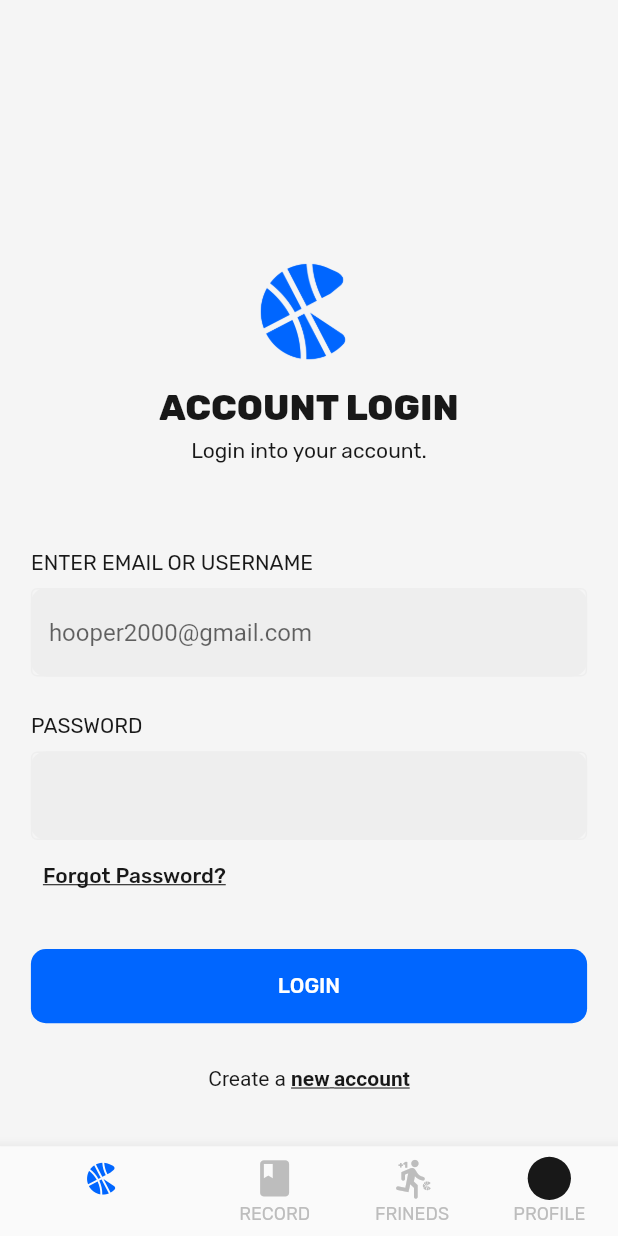
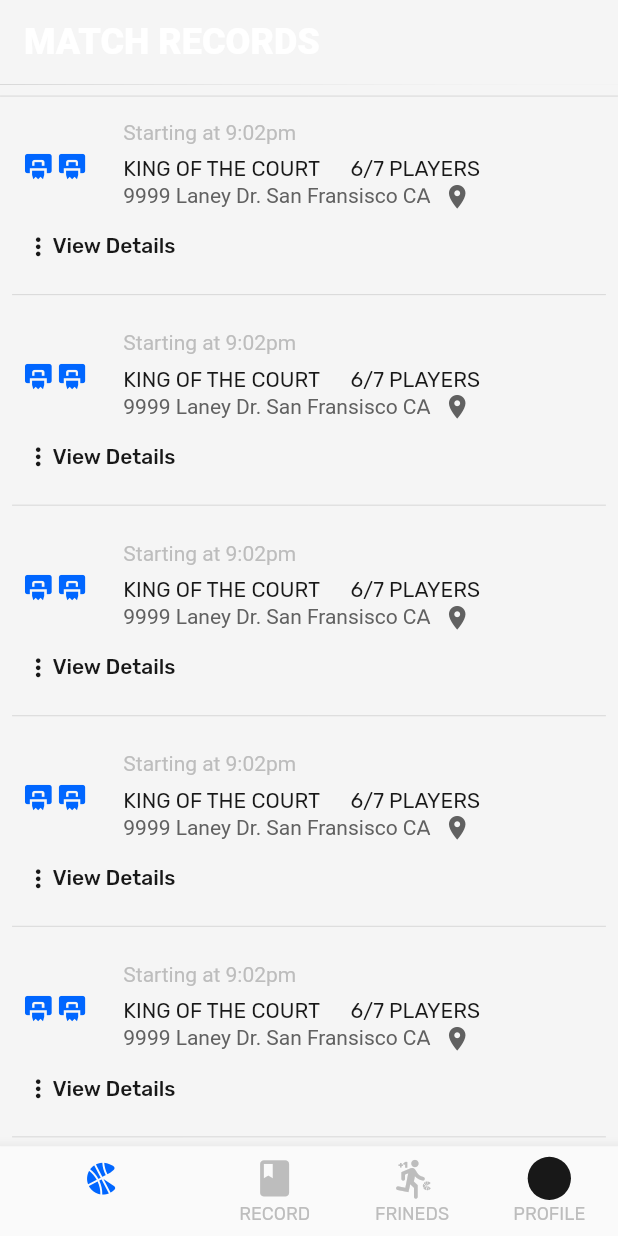
Before and after one commit to oderanwosu/HoopSeek, a Flutter app: the screen it shows after launch, item 2 of the bottom bar chosen, on a phone screen of 412 x 824 dp. Run offline on Flutter 3.47's test engine with Material 2 defaults, Android fonts, the phone set to English and light mode, and no system bars; our stand-ins replace google_fonts, google_maps_flutter; missing offline and left inert: relative_scale; Roboto replaces fonts that are missing (Poppins).

Commit message:
Created Match Record page

```diff
--- a/lib/screens/authentication/login.dart
+++ b/lib/screens/authentication/login.dart
@@ -2,7 +2,7 @@ import 'package:flutter/material.dart';
 import 'package:hoop_seek/utils/constants.dart';
 import 'package:hoop_seek/utils/size_helpers.dart';
 import 'package:hoop_seek/utils/themes.dart';
-import 'package:hoop_seek/screens/components/forms.dart';
+import 'package:hoop_seek/screens/components/forms-components.dart';
 
 class Login extends StatefulWidget {
   const Login({Key? key}) : super(key: key);
--- a/lib/screens/authentication/register.dart
+++ b/lib/screens/authentication/register.dart
@@ -2,7 +2,7 @@ import 'package:flutter/material.dart';
 import 'package:hoop_seek/utils/constants.dart';
 import 'package:hoop_seek/utils/size_helpers.dart';
 import 'package:hoop_seek/utils/themes.dart';
-import 'package:hoop_seek/screens/components/forms.dart';
+import 'package:hoop_seek/screens/components/forms-components.dart';
 
 class Register extends StatefulWidget {
   const Register({Key? key}) : super(key: key);
--- a/lib/screens/components/map.dart
+++ b/lib/screens/components/match-components.dart
@@ -30,7 +30,8 @@ class _MatchQuickViewState extends State<MatchQuickView> {
 }
 
 class MatchInfo extends StatefulWidget {
-  const MatchInfo({Key? key}) : super(key: key);
+  var active;
+  MatchInfo({bool this.active = false});
 
   @override
   _MatchInfoState createState() => _MatchInfoState();
@@ -50,6 +51,7 @@ class _MatchInfoState extends State<MatchInfo> {
                 Icon(
                   BrandIcons.gamefullcourt,
                   size: sizer.sx(0.14),
+                  color: BrandTheme.colorPrimary,
                 ),
                 SizedBox(
                   width: sizer.sx(0.04),
@@ -103,7 +105,9 @@ class _MatchInfoState extends State<MatchInfo> {
                 SizedBox(
                   width: sizer.sx(0.08),
                 ),
-                TextButton(onPressed: () {}, child: Text('+JOIN MATCH'))
+                widget.active
+                    ? TextButton(onPressed: () {}, child: Text('+JOIN MATCH'))
+                    : Container()
               ],
             ),
           ],
--- a/lib/screens/components/match_search.dart
+++ b/lib/screens/components/match_search.dart
@@ -2,8 +2,8 @@ import 'package:flutter/material.dart';
 import 'package:hoop_seek/utils/constants.dart';
 import 'package:hoop_seek/utils/size_helpers.dart';
 
-import 'forms.dart';
-import 'map.dart';
+import 'forms-components.dart';
+import 'match-components.dart';
 
 class MatchSearchWidget extends StatefulWidget {
   const MatchSearchWidget({Key? key}) : super(key: key);
--- a/lib/screens/home.dart
+++ b/lib/screens/home.dart
@@ -1,5 +1,6 @@
 import 'package:flutter/material.dart';
 import 'package:hoop_seek/screens/map.dart';
+import 'package:hoop_seek/screens/record.dart';
 import 'package:hoop_seek/utils/brand_icons_icons.dart';
 import 'package:hoop_seek/utils/size_helpers.dart';
 import 'package:hoop_seek/utils/themes.dart';
@@ -15,7 +16,7 @@ class HomeScreen extends StatefulWidget {
 
 class _HomeScreenState extends State<HomeScreen> {
   int _currentIndex = 0;
-  final List<Widget> _children = [MapScreen(), Login()];
+  final List<Widget> _children = [MapScreen(), RecordScreen()];
 
   void _onItemTapped(int index) async {
     // add the setstate callback here
--- a/lib/screens/map.dart
+++ b/lib/screens/map.dart
@@ -1,8 +1,8 @@
 import 'package:flutter/material.dart';
 import 'package:google_maps_flutter/google_maps_flutter.dart';
-import 'package:hoop_seek/screens/components/forms.dart';
+import 'package:hoop_seek/screens/components/forms-components.dart';
 import 'package:hoop_seek/utils/constants.dart';
-import 'package:hoop_seek/screens/components/map.dart';
+import 'package:hoop_seek/screens/components/match-components.dart';
 import 'package:hoop_seek/utils/size_helpers.dart';
 import 'package:hoop_seek/utils/themes.dart';
 
@@ -147,7 +147,10 @@ class _MapScreenState extends State<MapScreen> {
                                           ],
                                         )
                                       : SizedBox(),
-                                  MatchInfo(),
+                                  MatchInfo(
+                                    active: true,
+                                  ),
+                                  Divider(),
                                   SizedBox(height: sizer.sx(kPadding))
                                 ],
                               );
--- /dev/null
+++ b/lib/screens/record.dart
@@ -0,0 +1,53 @@
+import 'package:flutter/material.dart';
+import 'package:hoop_seek/utils/constants.dart';
+import 'package:hoop_seek/utils/size_helpers.dart';
+import 'package:hoop_seek/utils/themes.dart';
+
+import 'components/match-components.dart';
+
+class RecordScreen extends StatefulWidget {
+  const RecordScreen({Key? key}) : super(key: key);
+
+  @override
+  _RecordScreenState createState() => _RecordScreenState();
+}
+
+class _RecordScreenState extends State<RecordScreen> {
+  @override
+  Widget build(BuildContext context) {
+    final SizeHelper sizer = SizeHelper(context);
+    return Scaffold(
+      appBar: AppBar(
+        elevation: 0.2,
+        backgroundColor: BrandTheme.colorBackground,
+        title: Text(
+          'Match Records'.toUpperCase(),
+          style: kTitleTextStyle,
+        ),
+      ),
+      body: Padding(
+        padding: EdgeInsets.all(kPadding),
+        child: SingleChildScrollView(
+          child: Column(
+            children: [
+              Divider(),
+              ListView.builder(
+                  shrinkWrap: true,
+                  physics: NeverScrollableScrollPhysics(),
+                  scrollDirection: Axis.vertical,
+                  itemCount: 8,
+                  itemBuilder: (context, index) {
+                    return Padding(
+                      padding: const EdgeInsets.all(8.0),
+                      child: Column(
+                        children: [MatchInfo(), Divider()],
+                      ),
+                    );
+                  })
+            ],
+          ),
+        ),
+      ),
+    );
+  }
+}
```
Also changed, not shown: lib/screens/components/forms-components.dart (renamed from lib/screens/components/forms.dart), lib/screens/friends.dart (added), lib/screens/profile.dart (added).
